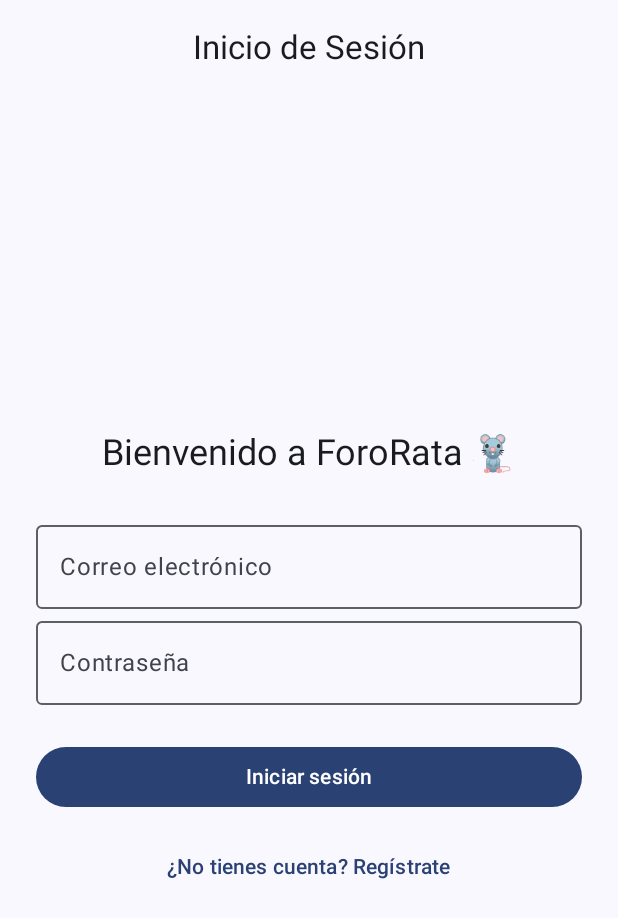
After one commit to AbelolDev/Trabajo_Mobile_Grupo02, an Android app built with Jetpack Compose: the IniciarSesionScreen screen opened through its navigation route, on a phone screen of 412 x 824 dp. The commit adds this screen. Shown: the top 918 px of the screen. Run offline under Robolectric (Android 15) with nearby library versions, the phone set to English and light mode, and no system bars; our stand-ins replace Room's generated code.

Commit message:
Implementación SQLite y persistencia de usuarios

```diff
--- a/app/src/main/java/com/example/fororata/components/BottomNavBar.kt
+++ b/app/src/main/java/com/example/fororata/components/BottomNavBar.kt
@@ -53,11 +53,11 @@ fun BottomNavBar(navController: NavController) {
             label = { Text("Publicaciones") }
         )
 
-        // --- Botón Perfil / Registro ---
+        // --- Botón Perfil / iniciar-sesion ---
         NavigationBarItem(
-            selected = currentRoute == "registro",
+            selected = currentRoute == "iniciar-sesion",
             onClick = {
-                navController.navigate("registro") {
+                navController.navigate("iniciar-sesion") {
                     popUpTo("inicio") { inclusive = false }
                     launchSingleTop = true
                 }
--- /dev/null
+++ b/app/src/main/java/com/example/fororata/data/db/AppDataBase.kt
@@ -0,0 +1,29 @@
+package com.example.fororata.data.db
+
+import android.content.Context
+import androidx.room.Database
+import androidx.room.Room
+import androidx.room.RoomDatabase
+
+@Database(entities = [Usuario::class], version = 1, exportSchema = false)
+abstract class AppDatabase : RoomDatabase() {
+
+    abstract fun usuarioDao(): UsuarioDao
+
+    companion object {
+        @Volatile
+        private var INSTANCE: AppDatabase? = null
+
+        fun getDatabase(context: Context): AppDatabase {
+            return INSTANCE ?: synchronized(this) {
+                val instance = Room.databaseBuilder(
+                    context.applicationContext,
+                    AppDatabase::class.java,
+                    "foro_rata_db"
+                ).build()
+                INSTANCE = instance
+                instance
+            }
+        }
+    }
+}
--- /dev/null
+++ b/app/src/main/java/com/example/fororata/data/db/UsuarioDAO.kt
@@ -0,0 +1,16 @@
+package com.example.fororata.data.db
+
+import androidx.room.*
+
+@Dao
+interface UsuarioDao {
+
+    @Insert(onConflict = OnConflictStrategy.REPLACE)
+    suspend fun insertarUsuario(usuario: Usuario): Long
+
+    @Query("SELECT * FROM usuarios WHERE correo = :correo LIMIT 1")
+    suspend fun obtenerUsuarioPorCorreo(correo: String): Usuario?
+
+    @Query("SELECT COUNT(*) FROM usuarios WHERE correo = :correo AND clave = :clave")
+    suspend fun verificarCredenciales(correo: String, clave: String): Int
+}
--- a/app/src/main/java/com/example/fororata/navigation/AppNavigation.kt
+++ b/app/src/main/java/com/example/fororata/navigation/AppNavigation.kt
@@ -9,6 +9,7 @@ import com.example.fororata.ui.screen.*
 import com.example.fororata.viewmodel.PublicacionViewModel
 import com.example.fororata.viewmodel.UsuarioViewModel
 import com.example.fororata.viewmodel.PerfilViewModel
+import com.example.fororata.viewmodel.UsuarioDBViewModel
 
 @Composable
 fun AppNavigation() {
@@ -18,6 +19,7 @@ fun AppNavigation() {
     val usuarioViewModel: UsuarioViewModel = viewModel()
     val publicacionViewModel: PublicacionViewModel = viewModel()
     val perfilViewModel: PerfilViewModel = viewModel()
+    val usuarioDBViewModel: UsuarioDBViewModel = viewModel()
 
     NavHost(
         navController = navController,
@@ -31,6 +33,14 @@ fun AppNavigation() {
         // Registro
         composable(route = "registro") {
             RegistroScreen(navController, usuarioViewModel)
+        }
+
+        // Login
+        composable(route = "iniciar-sesion") {
+            IniciarSesionScreen(
+                navController = navController,
+                usuarioDBViewModel = usuarioDBViewModel
+            )
         }
 
         // Pantalla para seleccionar foto
@@ -47,7 +57,15 @@ fun AppNavigation() {
             ResumenScreen(
                 usuarioViewModel = usuarioViewModel,
                 perfilViewModel = perfilViewModel,
+                usuarioDBViewModel = usuarioDBViewModel,
                 navController = navController
+            )
+        }
+
+        composable(route = "resumenDB") {
+            ResumenDBScreen(
+                navController = navController,
+                usuarioDBViewModel = usuarioDBViewModel
             )
         }
 
--- /dev/null
+++ b/app/src/main/java/com/example/fororata/ui/screen/IniciarSesionScreen.kt
@@ -0,0 +1,134 @@
+package com.example.fororata.ui.screen
+
+import android.widget.Toast
+import androidx.compose.animation.animateContentSize
+import androidx.compose.animation.core.tween
+import androidx.compose.foundation.layout.*
+import androidx.compose.foundation.text.KeyboardOptions
+import androidx.compose.material3.*
+import androidx.compose.runtime.*
+import androidx.compose.ui.Alignment
+import androidx.compose.ui.Modifier
+import androidx.compose.ui.platform.LocalContext
+import androidx.compose.ui.text.input.KeyboardType
+import androidx.compose.ui.text.input.PasswordVisualTransformation
+import androidx.compose.ui.unit.dp
+import androidx.lifecycle.viewmodel.compose.viewModel
+import androidx.navigation.NavController
+import com.example.fororata.viewmodel.UsuarioDBViewModel
+
+@OptIn(ExperimentalMaterial3Api::class)
+@Composable
+fun IniciarSesionScreen(
+    navController: NavController,
+    usuarioDBViewModel: UsuarioDBViewModel = viewModel()
+) {
+    val context = LocalContext.current
+    var correo by remember { mutableStateOf("") }
+    var clave by remember { mutableStateOf("") }
+    var isLoading by remember { mutableStateOf(false) }
+
+    val usuarioState = usuarioDBViewModel.usuarioActual.collectAsState()
+    val usuario = usuarioState.value
+
+    Scaffold(
+        topBar = {
+            CenterAlignedTopAppBar(
+                title = { Text("Inicio de Sesión") }
+            )
+        }
+    ) { padding ->
+        Column(
+            modifier = Modifier
+                .fillMaxSize()
+                .padding(padding)
+                .padding(24.dp)
+                .animateContentSize(),
+            verticalArrangement = Arrangement.Center,
+            horizontalAlignment = Alignment.CenterHorizontally
+        ) {
+            Text(
+                text = "Bienvenido a ForoRata 🐀",
+                style = MaterialTheme.typography.headlineSmall
+            )
+
+            Spacer(modifier = Modifier.height(24.dp))
+
+            OutlinedTextField(
+                value = correo,
+                onValueChange = { correo = it },
+                label = { Text("Correo electrónico") },
+                singleLine = true,
+                modifier = Modifier.fillMaxWidth(),
+                keyboardOptions = KeyboardOptions(keyboardType = KeyboardType.Email)
+            )
+
+            OutlinedTextField(
+                value = clave,
+                onValueChange = { clave = it },
+                label = { Text("Contraseña") },
+                singleLine = true,
+                visualTransformation = PasswordVisualTransformation(),
+                modifier = Modifier.fillMaxWidth(),
+                keyboardOptions = KeyboardOptions(keyboardType = KeyboardType.Password)
+            )
+
+            Spacer(modifier = Modifier.height(24.dp))
+
+            Button(
+                onClick = {
+                    if (correo.isNotBlank() && clave.isNotBlank()) {
+                        isLoading = true
+                        usuarioDBViewModel.iniciarSesion(correo, clave) { exito ->
+                            isLoading = false
+                            if (exito) {
+                                Toast.makeText(context, "Inicio de sesión exitoso", Toast.LENGTH_SHORT).show()
+                                navController.navigate("resumenDB") {
+                                    popUpTo("inicio") { inclusive = false }
+                                    launchSingleTop = true
+                                }
+                            } else {
+                                Toast.makeText(context, "Correo o contraseña incorrectos", Toast.LENGTH_SHORT).show()
+                            }
+                        }
+                    } else {
+                        Toast.makeText(context, "Completa todos los campos", Toast.LENGTH_SHORT).show()
+                    }
+                },
+                enabled = !isLoading,
+                modifier = Modifier.fillMaxWidth()
+            ) {
+                if (isLoading) {
+                    CircularProgressIndicator(
+                        color = MaterialTheme.colorScheme.onPrimary,
+                        strokeWidth = 2.dp,
+                        modifier = Modifier.size(20.dp)
+                    )
+                } else {
+                    Text("Iniciar sesión")
+                }
+            }
+
+            Spacer(modifier = Modifier.height(12.dp))
+
+            TextButton(
+                onClick = { navController.navigate("registro") }
+            ) {
+                Text("¿No tienes cuenta? Regístrate")
+            }
+
+            usuario?.let { u ->
+                Spacer(modifier = Modifier.height(16.dp))
+                Text("Sesión activa: ${u.nombre}", style = MaterialTheme.typography.bodyMedium)
+                TextButton(
+                    onClick = {
+                        usuarioDBViewModel.cerrarSesion()
+                        Toast.makeText(context, "Sesión cerrada", Toast.LENGTH_SHORT).show()
+                    }
+                ) {
+                    Text("Cerrar sesión")
+                }
+            }
+        }
+    }
+}
```
Also changed, not shown: app/build.gradle.kts (+19 -3 lines), app/src/main/java/com/example/fororata/data/db/DataBaseHelper.kt (added, +86 -0 lines), app/src/main/java/com/example/fororata/data/db/Usuario.kt (added, +14 -0 lines), app/src/main/java/com/example/fororata/data/repository/UsuarioRepository.kt (added, +23 -0 lines), app/src/main/java/com/example/fororata/ui/screen/ResumenDBScreen.kt (added, +64 -0 lines), app/src/main/java/com/example/fororata/ui/screen/ResumenScreen.kt (+22 -2 lines), app/src/main/java/com/example/fororata/viewmodel/UsuarioDBViewModel.kt (added, +40 -0 lines).
